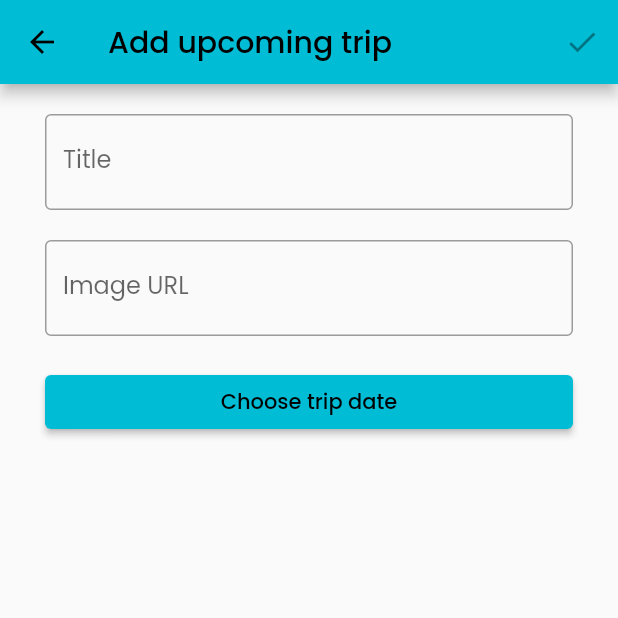
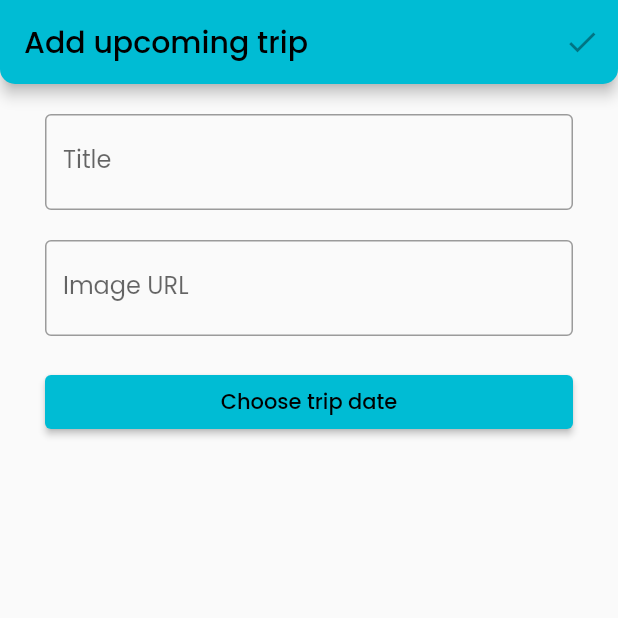
Before and after one commit to dominikawantrych/yourtripplaner, a Flutter app: the screen it shows after launch, after a tap on the "add" icon, on a phone screen of 412 x 824 dp, the top half of it. Run offline on Flutter 3.47's test engine with Material 2 defaults, Android fonts, the phone set to English and light mode, and no system bars; our stand-ins replace bloc, cloud_firestore, dio, firebase_core, flutter_bloc, google_fonts; accounts and stored records are empty.

Commit message:
Add borderRadius

```diff
--- a/lib/Features/add/page/add_page.dart
+++ b/lib/Features/add/page/add_page.dart
@@ -40,6 +40,12 @@ class _AddPageState extends State<AddPage> {
           builder: (context, state) {
             return Scaffold(
               appBar: AppBar(
+                 automaticallyImplyLeading: false,
+        shape: const RoundedRectangleBorder(
+          borderRadius: BorderRadius.vertical(
+            bottom: Radius.circular(10),
+          ),
+        ),
                 title: const Text('Add upcoming trip'),
                 actions: [
                   IconButton(
--- a/lib/Features/details/pages/details_page.dart
+++ b/lib/Features/details/pages/details_page.dart
@@ -16,6 +16,12 @@ class DetailsPage extends StatelessWidget {
   Widget build(BuildContext context) {
     return Scaffold(
       appBar: AppBar(
+         automaticallyImplyLeading: false,
+        shape: const RoundedRectangleBorder(
+          borderRadius: BorderRadius.vertical(
+            bottom: Radius.circular(10),
+          ),
+        ),
         title: const Text('Things To Do'),
       ),
       floatingActionButton: FloatingActionButton(
--- a/lib/Features/home/page/home_page.dart
+++ b/lib/Features/home/page/home_page.dart
@@ -24,6 +24,12 @@ class _HomePageState extends State<HomePage> {
   Widget build(BuildContext context) {
     return Scaffold(
       appBar: AppBar(
+         automaticallyImplyLeading: false,
+        shape: const RoundedRectangleBorder(
+          borderRadius: BorderRadius.vertical(
+            bottom: Radius.circular(10),
+          ),
+        ),
         title: const Text('Plan Your Trip'),
       ),
       floatingActionButton: FloatingActionButton(
```
